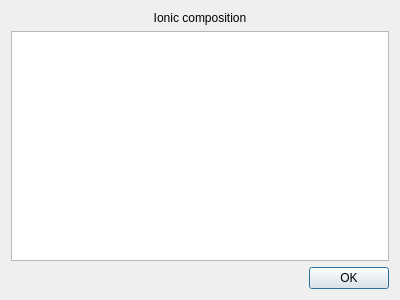
Qt form src/ui/ioniccompositiondialog.ui (echmet/PeakMasterNG) before a commit.
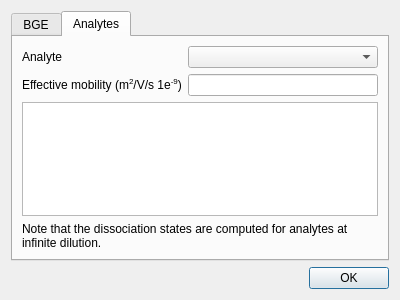
The same form after that commit. The open tabs and pages were chosen to show the change. Custom widgets are drawn as their Qt base class.

Commit message: Display dissociation states of analytes

```diff
--- a/src/ui/ioniccompositiondialog.ui
+++ b/src/ui/ioniccompositiondialog.ui
@@ -15,18 +15,77 @@
   </property>
   <layout class="QVBoxLayout" name="verticalLayout">
    <item>
-    <widget class="QLabel" name="ql_caption">
-     <property name="text">
-      <string>Ionic composition</string>
+    <widget class="QTabWidget" name="tabWidget">
+     <property name="currentIndex">
+      <number>0</number>
      </property>
-     <property name="alignment">
-      <set>Qt::AlignCenter</set>
-     </property>
+     <widget class="QWidget" name="tab_BGE">
+      <attribute name="title">
+       <string>BGE</string>
+      </attribute>
+      <layout class="QVBoxLayout" name="verticalLayout_2">
+       <item>
+        <widget class="CopiableItemsTableView" name="qtbv_bgeIonicComposition"/>
+       </item>
+      </layout>
+     </widget>
+     <widget class="QWidget" name="tab_Analytes">
+      <attribute name="title">
+       <string>Analytes</string>
+      </attribute>
+      <layout class="QVBoxLayout" name="verticalLayout_3">
+       <item>
+        <layout class="QFormLayout" name="formLayout">
+         <item row="0" column="0">
+          <widget class="QLabel" name="ql_analyte">
+           <property name="text">
+            <string>Analyte</string>
+           </property>
+          </widget>
+         </item>
+         <item row="0" column="1">
+          <widget class="QComboBox" name="qcbox_analyte">
+           <property name="sizePolicy">
+            <sizepolicy hsizetype="MinimumExpanding" vsizetype="Fixed">
+             <horstretch>0</horstretch>
+             <verstretch>0</verstretch>
+            </sizepolicy>
+           </property>
+          </widget>
+         </item>
+         <item row="1" column="0">
+          <widget class="QLabel" name="ql_effectiveMobility">
+           <property name="text">
+            <string>&lt;html&gt;&lt;head/&gt;&lt;body&gt;&lt;p&gt;Effective mobility (m&lt;span style=&quot; vertical-align:super;&quot;&gt;2&lt;/span&gt;/V/s 1e&lt;span style=&quot; vertical-align:super;&quot;&gt;-9&lt;/span&gt;)&lt;/p&gt;&lt;/body&gt;&lt;/html&gt;</string>
+           </property>
+          </widget>
+         </item>
+         <item row="1" column="1">
+          <widget class="QLineEdit" name="qle_effectiveMobility">
+           <property name="readOnly">
+            <bool>true</bool>
+           </property>
+          </widget>
+         </item>
+        </layout>
+       </item>
+       <item>
+        <widget class="CopiableItemsTableView" name="qtbv_analyteDissociation"/>
+       </item>
+       <item>
+        <widget class="QLabel" name="ql_warning">
+         <property name="text">
+          <string>Note that the dissociation states are computed for analytes at infinite dilution.</string>
+         </property>
+         <property name="wordWrap">
+          <bool>true</bool>
+         </property>
+        </widget>
+       </item>
+      </layout>
+     </widget>
     </widget>
    </item>
-   <item>
-    <widget class="CopiableItemsTableView" name="qtvb_ionicComposition"/>
-   </item>
    <item>
     <widget class="QDialogButtonBox" name="buttonBox">
      <property name="standardButtons">
```
The commit also changes 15 other files.
